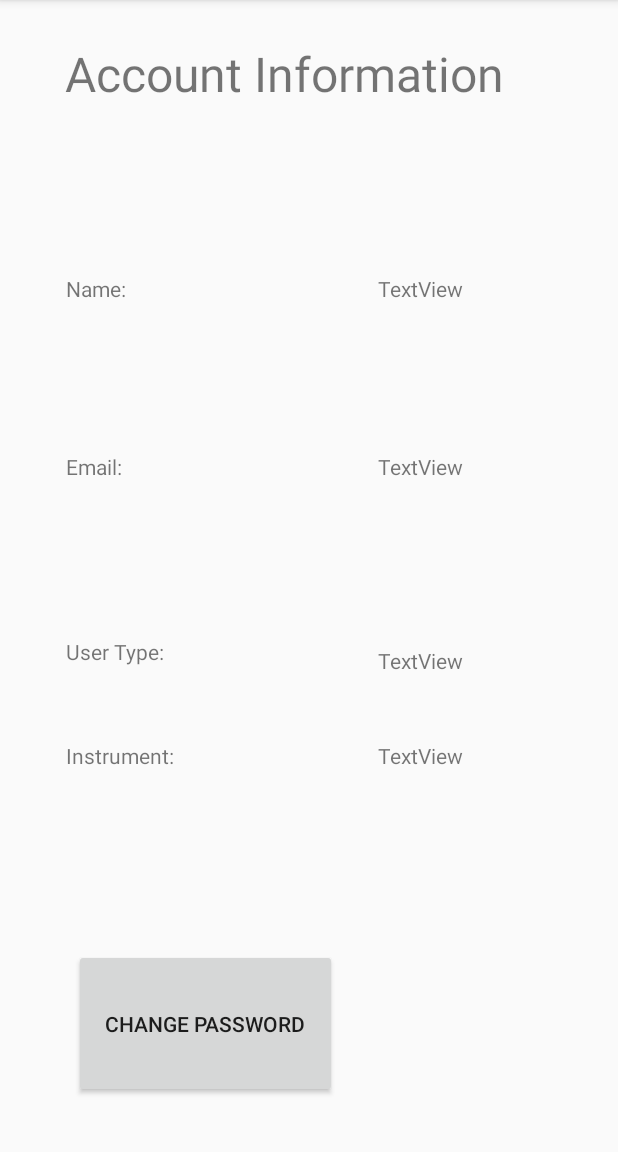
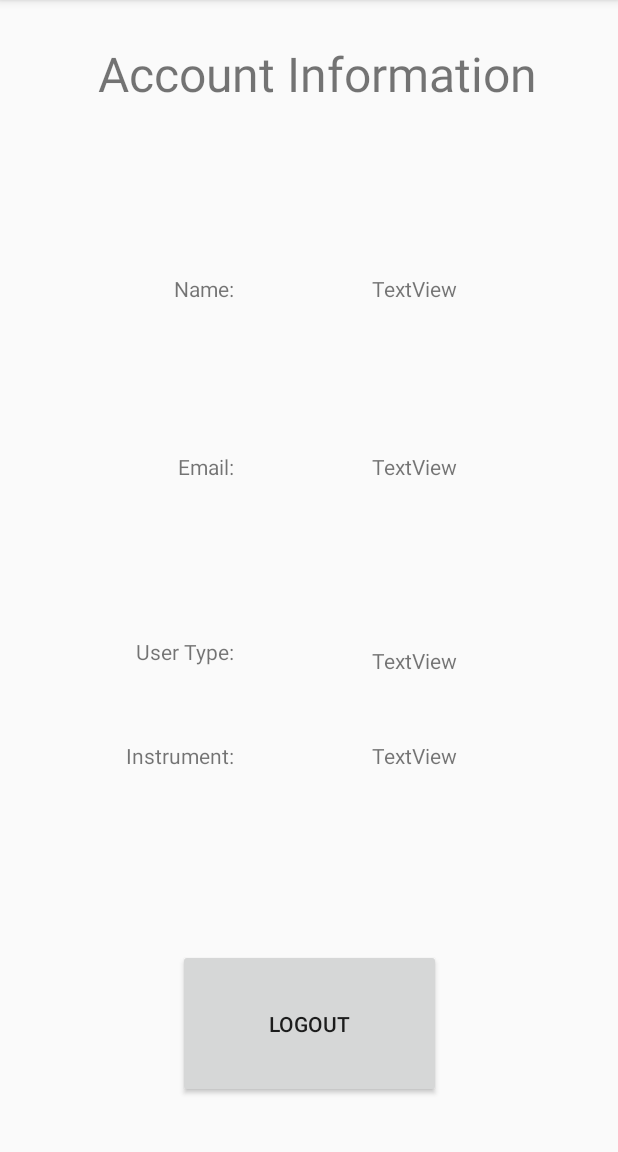
Before and after one commit to tjbright1/MusicMentor, an Android app: the UserPage screen opened directly, with no data from a screen before it, on a phone screen of 412 x 824 dp, the part 84-1236 px from its top. Run offline under Robolectric (Android 15) with nearby library versions, the phone set to English and light mode, and no system bars; our stand-ins replace Firebase (no records; nobody signed in at launch, a user with empty details on screens opened directly).

Commit message:
user page logout

```diff
--- a/app/src/main/java/com/example/musicmentor/musicmentor/UserPage.java
+++ b/app/src/main/java/com/example/musicmentor/musicmentor/UserPage.java
@@ -1,13 +1,36 @@
 package com.example.musicmentor.musicmentor;
 
+import android.content.Intent;
 import android.support.v7.app.AppCompatActivity;
 import android.os.Bundle;
+import android.view.View;
+import android.widget.Button;
+import android.widget.ImageButton;
+
+import com.google.firebase.auth.FirebaseAuth;
 
 public class UserPage extends AppCompatActivity {
 
     @Override
     protected void onCreate(Bundle savedInstanceState) {
+
+        final FirebaseAuth mAuth = FirebaseAuth.getInstance();
+
         super.onCreate(savedInstanceState);
         setContentView(R.layout.activity_user_page);
+
+
+        Button logout = (Button) findViewById(R.id.UPLog);
+        logout.setOnClickListener (new View.OnClickListener() {
+            public void onClick(View v) {
+                mAuth.signOut();
+                Intent i = new Intent(getApplicationContext(),LoginActivity.class);
+                startActivity(i);
+            }
+        });
+
+
+
+
     }
 }
--- a/app/src/main/res/layout/activity_user_page.xml
+++ b/app/src/main/res/layout/activity_user_page.xml
@@ -20,6 +20,7 @@
         android:textSize="32sp"
         app:layout_constraintBottom_toTopOf="@+id/nameEdit"
         app:layout_constraintEnd_toEndOf="parent"
+        app:layout_constraintHorizontal_bias="0.813"
         app:layout_constraintStart_toStartOf="parent"
         app:layout_constraintTop_toTopOf="parent" />
 
@@ -27,30 +28,35 @@
         android:id="@+id/textView4"
         android:layout_width="120dp"
         android:layout_height="0dp"
-        android:layout_marginLeft="44dp"
-        android:layout_marginStart="44dp"
+        android:layout_marginLeft="36dp"
+        android:layout_marginStart="36dp"
+        android:gravity="right"
         android:text="Name:"
         app:layout_constraintBottom_toBottomOf="@+id/nameEdit"
         app:layout_constraintStart_toStartOf="parent"
-        app:layout_constraintTop_toTopOf="@+id/nameEdit" />
+        app:layout_constraintTop_toTopOf="@+id/nameEdit"
+        app:layout_constraintVertical_bias="0.0" />
 
     <TextView
         android:id="@+id/textView5"
         android:layout_width="120dp"
         android:layout_height="0dp"
-        android:layout_marginLeft="44dp"
-        android:layout_marginStart="44dp"
+        android:layout_marginLeft="36dp"
+        android:layout_marginStart="36dp"
+        android:gravity="right"
         android:text="Email:"
         app:layout_constraintBottom_toBottomOf="@+id/emailEdit"
         app:layout_constraintStart_toStartOf="parent"
-        app:layout_constraintTop_toTopOf="@+id/emailEdit" />
+        app:layout_constraintTop_toTopOf="@+id/emailEdit"
+        app:layout_constraintVertical_bias="0.0" />
 
     <TextView
         android:id="@+id/textView6"
         android:layout_width="120dp"
         android:layout_height="30dp"
-        android:layout_marginLeft="44dp"
-        android:layout_marginStart="44dp"
+        android:layout_marginLeft="36dp"
+        android:layout_marginStart="36dp"
+        android:gravity="right"
         android:text="User Type:"
         app:layout_constraintBottom_toBottomOf="parent"
         app:layout_constraintStart_toStartOf="parent"
@@ -61,8 +67,9 @@
         android:id="@+id/textView7"
         android:layout_width="120dp"
         android:layout_height="60dp"
-        android:layout_marginLeft="44dp"
-        android:layout_marginStart="44dp"
+        android:layout_marginLeft="36dp"
+        android:layout_marginStart="36dp"
+        android:gravity="right"
         android:text="Instrument:"
         app:layout_constraintBaseline_toBaselineOf="@+id/InstrumentEdit"
         app:layout_constraintStart_toStartOf="parent" />
@@ -72,8 +79,8 @@
         android:layout_width="120dp"
         android:layout_height="0dp"
         android:layout_marginBottom="20dp"
-        android:layout_marginEnd="40dp"
-        android:layout_marginRight="40dp"
+        android:layout_marginEnd="44dp"
+        android:layout_marginRight="44dp"
         android:text="TextView"
         app:layout_constraintBottom_toTopOf="@+id/emailEdit"
         app:layout_constraintEnd_toEndOf="parent"
@@ -84,8 +91,8 @@
         android:layout_width="120dp"
         android:layout_height="0dp"
         android:layout_marginBottom="30dp"
-        android:layout_marginEnd="40dp"
-        android:layout_marginRight="40dp"
+        android:layout_marginEnd="44dp"
+        android:layout_marginRight="44dp"
         android:text="TextView"
         app:layout_constraintBottom_toTopOf="@+id/UTEdit"
         app:layout_constraintEnd_toEndOf="parent"
@@ -96,8 +103,8 @@
         android:layout_width="120dp"
         android:layout_height="30dp"
         android:layout_marginBottom="33dp"
-        android:layout_marginEnd="40dp"
-        android:layout_marginRight="40dp"
+        android:layout_marginEnd="44dp"
+        android:layout_marginRight="44dp"
         android:text="TextView"
         app:layout_constraintBottom_toTopOf="@+id/InstrumentEdit"
         app:layout_constraintEnd_toEndOf="parent"
@@ -108,15 +115,15 @@
         android:layout_width="120dp"
         android:layout_height="0dp"
         android:layout_marginBottom="40dp"
-        android:layout_marginEnd="40dp"
-        android:layout_marginRight="40dp"
+        android:layout_marginEnd="44dp"
+        android:layout_marginRight="44dp"
         android:text="TextView"
-        app:layout_constraintBottom_toTopOf="@+id/button2"
+        app:layout_constraintBottom_toTopOf="@+id/UPLog"
         app:layout_constraintEnd_toEndOf="parent"
         app:layout_constraintTop_toBottomOf="@+id/UTEdit" />
 
     <Button
-        android:id="@+id/button2"
+        android:id="@+id/UPLog"
         android:layout_width="175dp"
         android:layout_height="0dp"
         android:layout_marginBottom="36dp"
@@ -124,10 +131,10 @@
         android:layout_marginLeft="8dp"
         android:layout_marginRight="8dp"
         android:layout_marginStart="8dp"
-        android:text="Change Password"
+        android:text="Logout"
         app:layout_constraintBottom_toBottomOf="parent"
         app:layout_constraintEnd_toEndOf="parent"
-        app:layout_constraintHorizontal_bias="0.186"
+        app:layout_constraintHorizontal_bias="0.502"
         app:layout_constraintStart_toStartOf="parent"
         app:layout_constraintTop_toBottomOf="@+id/InstrumentEdit" />
 </android.support.constraint.ConstraintLayout>
```
